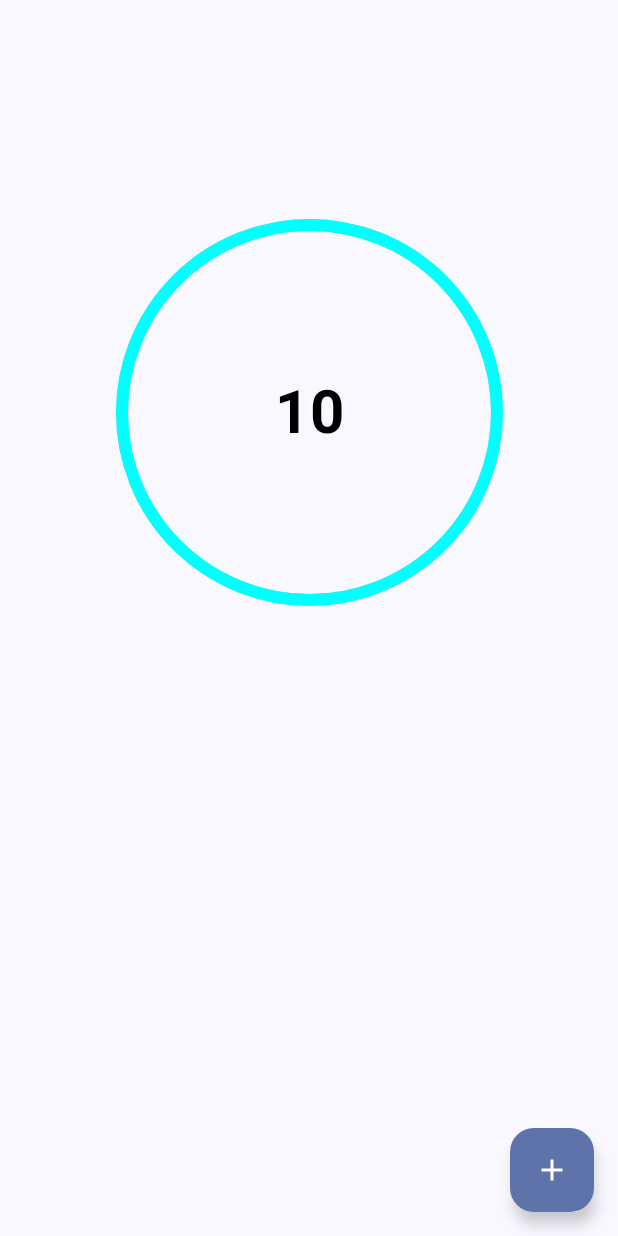
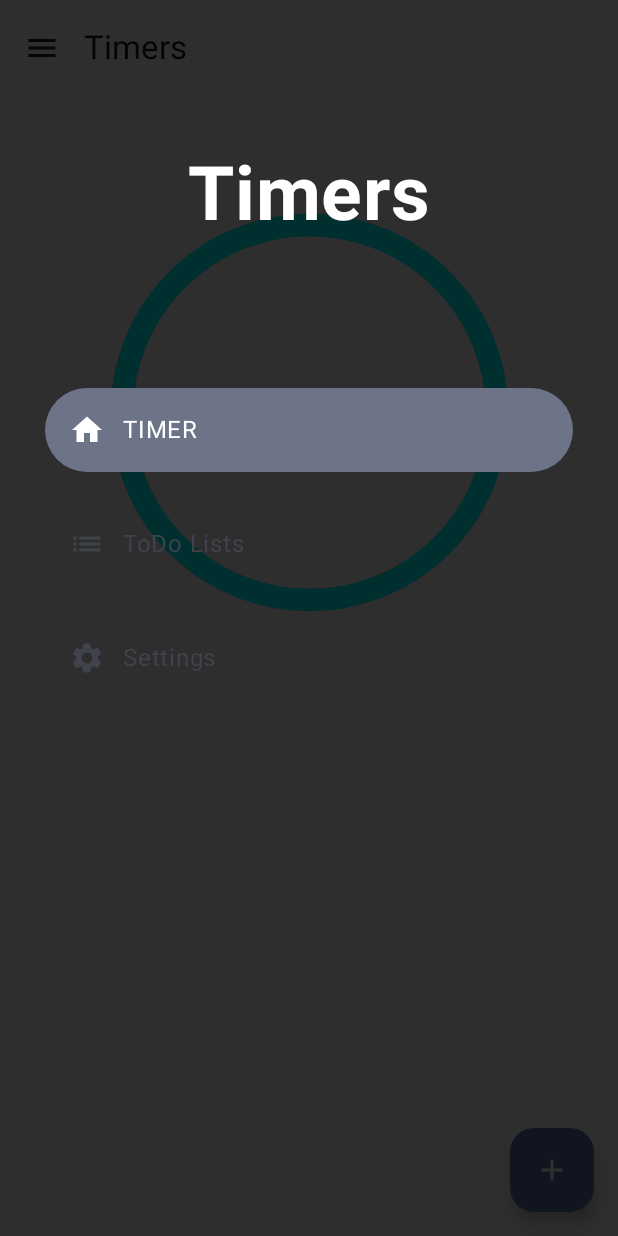
Before and after one commit to GutorovPavel/JetpackCompose_TabataTimer, an Android app built with Jetpack Compose: the screen it shows after launch (MainActivity), after a tap on "Menu", on a phone screen of 412 x 824 dp. Run offline under Robolectric (Android 15) with nearby library versions, the phone set to English and light mode, and no system bars; our stand-ins replace Dagger/Hilt's generated code, Room's generated code.

Commit message:
Add Drawer

```diff
--- a/app/src/main/java/com/example/tabatatimer/MainActivity.kt
+++ b/app/src/main/java/com/example/tabatatimer/MainActivity.kt
@@ -8,16 +8,16 @@ import androidx.compose.material.icons.Icons
 import androidx.compose.material.icons.filled.*
 import androidx.compose.material3.*
 import androidx.compose.runtime.rememberCoroutineScope
+import androidx.compose.ui.graphics.Color
 import androidx.navigation.NavType
 import androidx.navigation.compose.NavHost
 import androidx.navigation.compose.composable
 import androidx.navigation.compose.rememberNavController
 import androidx.navigation.navArgument
+import com.example.tabatatimer.ui.theme.SettingsScreen
 import com.example.tabatatimer.ui.theme.TabataTimerTheme
 import com.example.tabatatimer.ui.theme.add_todo.AddToDoScreen
-import com.example.tabatatimer.ui.theme.navigation_drawer.DrawerBody
-import com.example.tabatatimer.ui.theme.navigation_drawer.DrawerHeader
-import com.example.tabatatimer.ui.theme.navigation_drawer.MenuItem
+import com.example.tabatatimer.ui.theme.navigation_drawer.DrawContent
 import com.example.tabatatimer.ui.theme.todo_list.ToDoListScreen
 import com.example.tabatatimer.util.Routes
 import dagger.hilt.android.AndroidEntryPoint
@@ -34,37 +34,14 @@ class MainActivity : ComponentActivity() {
 
                 val drawerState = rememberDrawerState(initialValue = DrawerValue.Closed)
                 val scope = rememberCoroutineScope()
+                val navController = rememberNavController()
 
                 ModalNavigationDrawer(
                     drawerState = drawerState,
                     drawerContent = {
-                        DrawerHeader()
-                        DrawerBody(
-                            items = listOf(
-                                MenuItem(
-                                    id = "home",
-                                    title = "Home",
-                                    icon = Icons.Default.Home,
-                                    contentDescription = "Go to home page"
-                                ),
-                                MenuItem(
-                                    id = "settings",
-                                    title = "Settings",
-                                    icon = Icons.Default.Settings,
-                                    contentDescription = "Settings"
-                                ),
-                                MenuItem(
-                                    id = "github",
-                                    title = "GitHub",
-                                    icon = Icons.Default.Info,
-                                    contentDescription = "Github"
-                                ),
-                            ),
-                            onItemClick = {
-
-                            }
-                        )
+                        DrawContent(navController = navController, drawerState = drawerState)
                     },
+                    scrimColor = Color(0xD0000000)
                 ) {
                     Scaffold(
                         topBar = {
@@ -88,10 +65,7 @@ class MainActivity : ComponentActivity() {
                                 }
                             )
                         }
-                    ) { }
-                }
-
-                val navController = rememberNavController()
+                    ) {
                         NavHost(
                             navController = navController,
                             startDestination = Routes.TODO_LIST
@@ -115,8 +89,13 @@ class MainActivity : ComponentActivity() {
                                     navController.popBackStack()
                                 })
                             }
+                            composable(Routes.SETTINGS) {
+                                SettingsScreen()
                             }
                         }
                     }
                 }
             }
+        }
+    }
+}
--- a/app/src/main/java/com/example/tabatatimer/Timer.kt
+++ b/app/src/main/java/com/example/tabatatimer/Timer.kt
@@ -28,7 +28,7 @@ fun Timer(
     inactiveBarColor: Color,
     modifier: Modifier = Modifier,
     initValue: Float = 1f,
-    strokeWidth: Dp = 8.dp
+    strokeWidth: Dp = 15.dp
 ) {
     var size by remember {
         mutableStateOf(IntSize.Zero)
--- /dev/null
+++ b/app/src/main/java/com/example/tabatatimer/ui/theme/navigation_drawer/DrawerItems.kt
@@ -0,0 +1,67 @@
+package com.example.tabatatimer.ui.theme.navigation_drawer
+
+import androidx.compose.foundation.layout.*
+import androidx.compose.material.icons.Icons
+import androidx.compose.material.icons.filled.Home
+import androidx.compose.material.icons.filled.Info
+import androidx.compose.material.icons.filled.List
+import androidx.compose.material.icons.filled.Settings
+import androidx.compose.material3.*
+import androidx.compose.runtime.Composable
+import androidx.compose.runtime.rememberCoroutineScope
+import androidx.compose.ui.Modifier
+import androidx.compose.ui.unit.dp
+import androidx.navigation.NavController
+import androidx.navigation.compose.currentBackStackEntryAsState
+import androidx.navigation.navOptions
+import com.example.tabatatimer.util.Routes
+import kotlinx.coroutines.launch
+
+@OptIn(ExperimentalMaterial3Api::class)
+@Composable
+fun DrawerItems(navController: NavController, drawerState: DrawerState) {
+
+    var scope = rememberCoroutineScope()
+    var currentBackStackEntryAsState = navController.currentBackStackEntryAsState()
+    var destination = currentBackStackEntryAsState.value?.destination
+
+    NavigationDrawerItem(
+        icon = { Icon (imageVector = Icons.Filled.Home, contentDescription = "TIMER") },
+        label = { Text (text = "TIMER") },
+        selected = destination?.route == Routes.TODO_LIST,
+        onClick = {
+            navController.navigate(Routes.TODO_LIST, navOptions {
+                this.launchSingleTop = true
+                this.restoreState = true
+            })
+            scope.launch { drawerState.close() }
+        },
+        modifier = Modifier.padding(10.dp)
+    )
+    NavigationDrawerItem(
+        icon = { Icon (imageVector = Icons.Filled.List, contentDescription = "ToDo Lists") },
+        label = { Text (text = "ToDo Lists") },
+        selected = destination?.route == Routes.All_LISTS,
+        onClick = {
+            navController.navigate(Routes.All_LISTS, navOptions {
+                this.launchSingleTop = true
+                this.restoreState = true
+            })
+            scope.launch { drawerState.close() }
+        },
+        modifier = Modifier.padding(10.dp)
+    )
+    NavigationDrawerItem(
+        icon = { Icon (imageVector = Icons.Filled.Settings, contentDescription = "Settings") },
+        label = { Text (text = "Settings") },
+        selected = destination?.route == Routes.SETTINGS,
+        onClick = {
+            navController.navigate(Routes.SETTINGS, navOptions {
+                this.launchSingleTop = true
+                this.restoreState = true
+            })
+            scope.launch { drawerState.close() }
+        },
+        modifier = Modifier.padding(10.dp)
+    )
+}
--- a/app/src/main/java/com/example/tabatatimer/ui/theme/navigation_drawer/MenuItem.kt
+++ /dev/null
@@ -1,10 +0,0 @@
-package com.example.tabatatimer.ui.theme.navigation_drawer
-
-import androidx.compose.ui.graphics.vector.ImageVector
-
-data class MenuItem(
-    val id: String,
-    val title: String,
-    val contentDescription: String,
-    val icon: ImageVector
-)
--- a/app/src/main/java/com/example/tabatatimer/ui/theme/navigation_drawer/NavigationDrawer.kt
+++ b/app/src/main/java/com/example/tabatatimer/ui/theme/navigation_drawer/NavigationDrawer.kt
@@ -1,51 +1,42 @@
 package com.example.tabatatimer.ui.theme.navigation_drawer
 
-import androidx.compose.foundation.clickable
 import androidx.compose.foundation.layout.*
-import androidx.compose.foundation.lazy.LazyColumn
-import androidx.compose.foundation.lazy.items
-import androidx.compose.material3.Icon
-import androidx.compose.material3.Text
+import androidx.compose.material3.*
 import androidx.compose.runtime.Composable
 import androidx.compose.ui.Alignment
 import androidx.compose.ui.Modifier
-import androidx.compose.ui.text.TextStyle
+import androidx.compose.ui.graphics.Color
+import androidx.compose.ui.text.font.FontWeight
 import androidx.compose.ui.unit.dp
 import androidx.compose.ui.unit.sp
+import androidx.navigation.NavHostController
+
 
 @Composable
 fun DrawerHeader() {
     Box (
         modifier = Modifier
-            .padding(vertical = 50.dp)
-            .fillMaxWidth(),
+            .fillMaxWidth()
+            .padding(80.dp),
         contentAlignment = Alignment.Center
-    ) { Text(text = "Timers", fontSize = 50.sp) }
+    ) {
+        Text(text = "Timers", fontSize = 50.sp, color = Color.White, fontWeight = FontWeight.Bold)
+    }
 }
 
+@OptIn(ExperimentalMaterial3Api::class)
 @Composable
-fun DrawerBody(
-    items: List<MenuItem>,
-    modifier: Modifier = Modifier,
-    itemTextStyle: TextStyle = TextStyle(fontSize = 16.sp),
-    onItemClick: (MenuItem) -> Unit
+fun DrawContent(
+    navController: NavHostController,
+    drawerState: DrawerState
 ) {
-    LazyColumn(modifier) {
-        items(items) { item ->
-            Row(
-                modifier = Modifier
-                    .fillMaxWidth()
-                    .clickable { onItemClick(item) }
-                    .padding(16.dp)
-            ) {
-                Icon(imageVector = item.icon, contentDescription = item.contentDescription)
-                Spacer(modifier = Modifier.width(16.dp))
-                Text(
-                    modifier = Modifier.weight(1f),
-                    text = item.title,
-                    style = itemTextStyle
-                )
-            }
-        }
+    Column (
+        modifier = Modifier
+            .fillMaxSize()
+            .padding(20.dp),
+    ) {
+        DrawerHeader()
+        Spacer(modifier = Modifier.height(10.dp))
+        DrawerItems(navController = navController, drawerState = drawerState)
     }
 }
--- a/app/src/main/java/com/example/tabatatimer/util/Routes.kt
+++ b/app/src/main/java/com/example/tabatatimer/util/Routes.kt
@@ -3,4 +3,6 @@ package com.example.tabatatimer.util
 object Routes {
     const val TODO_LIST = "todo_list"
     const val ADD_EDIT_TODO = "add_edit_todo"
+    const val All_LISTS = "all_lists"
+    const val SETTINGS = "settings"
 }
```
Also changed, not shown: app/src/main/java/com/example/tabatatimer/ui/theme/SettingsScreen.kt (added, +18 -0 lines), app/src/main/java/com/example/tabatatimer/ui/theme/navigation_drawer/AppBar.kt (deleted, +0 -23 lines). Lines whose indentation alone changed are shown as unchanged.
